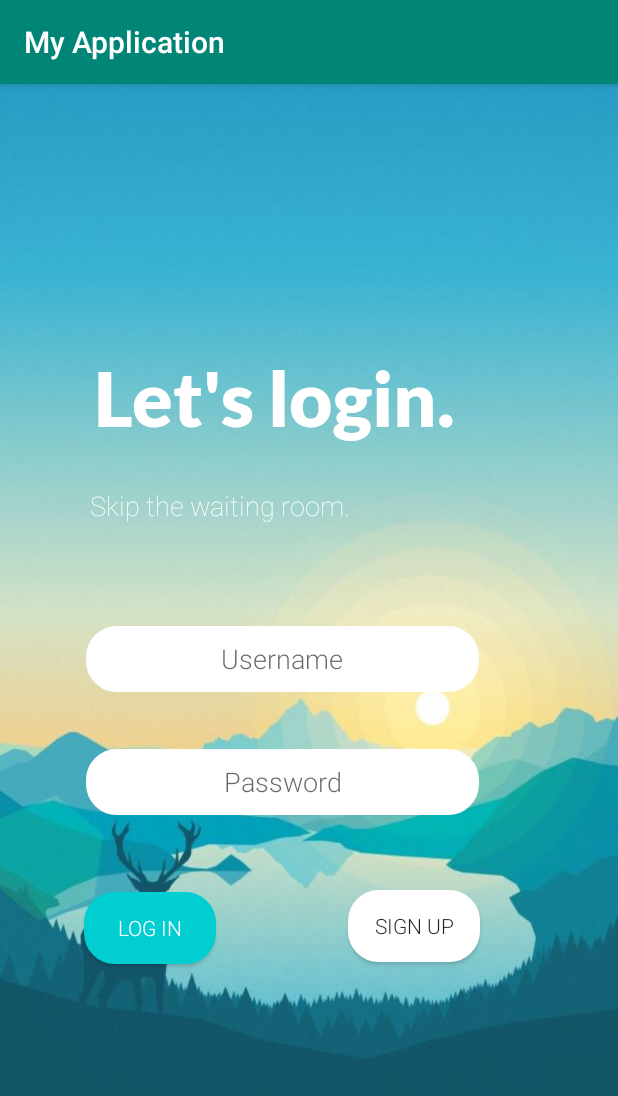
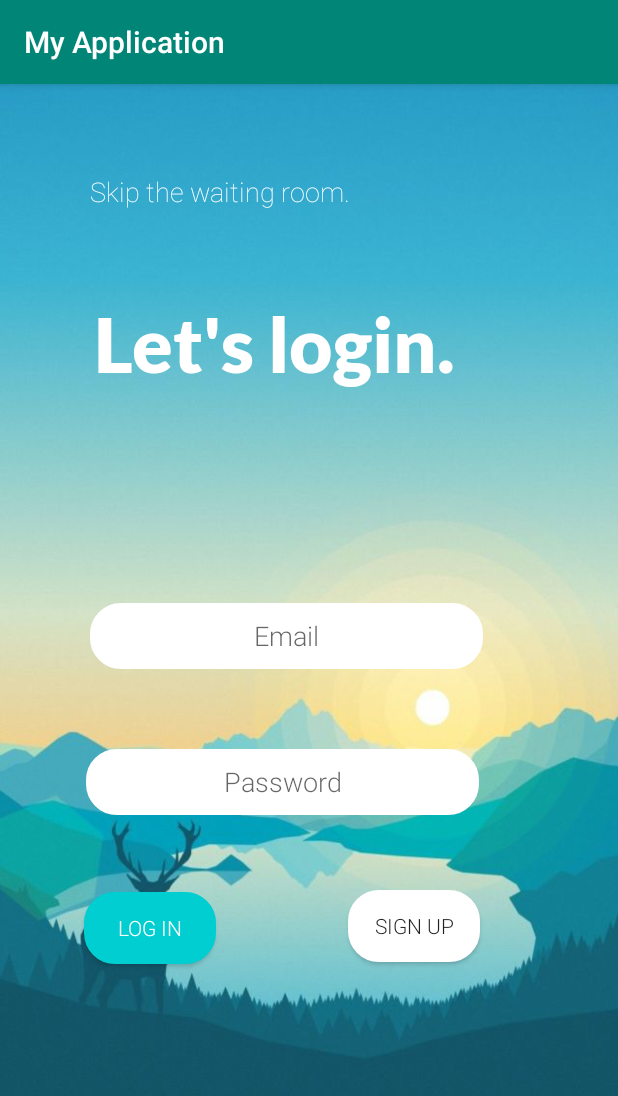
Before and after one commit to skaus37/Skip_the_Waiting_Room, an Android app: the screen it shows after launch (MainActivity), after a tap on "LOG IN", on a phone screen of 412 x 824 dp. Shown: the top 1096 px of the screen. Run offline under Robolectric (Android 15) with nearby library versions, the phone set to English and light mode, and no system bars; our stand-ins replace Firebase (no records; nobody signed in at launch, a user with empty details on screens opened directly).

Commit message:
you can now log in using an account that you made using the email and password

```diff
--- a/app/src/main/java/com/example/myapplication/MainActivity.java
+++ b/app/src/main/java/com/example/myapplication/MainActivity.java
@@ -1,5 +1,6 @@
 package com.example.myapplication;
 
+import androidx.annotation.NonNull;
 import androidx.appcompat.app.AppCompatActivity;
 import android.view.View;
 import android.os.Bundle;
@@ -7,15 +8,25 @@ import android.content.Intent;
 import android.widget.EditText;
 import android.widget.Toast;
 
+import com.google.android.gms.tasks.Task;
+import com.google.firebase.auth.AuthResult;
+import com.google.firebase.auth.FirebaseAuth;
+import com.google.firebase.auth.FirebaseUser;
+
 
 public class MainActivity extends AppCompatActivity {
 
-    private String userName, passWord;
+    private String email, passWord;
+
+    private FirebaseAuth mAuth;
 
     @Override
     protected void onCreate(Bundle savedInstanceState) {
         super.onCreate(savedInstanceState);
         setContentView(R.layout.activity_main);
+
+        // Initialize Firebase Auth
+        mAuth = FirebaseAuth.getInstance();
 
     }
 
@@ -28,13 +39,43 @@ public class MainActivity extends AppCompatActivity {
     }
 
     public void logInClick(View view){
-        EditText userText = (EditText)findViewById(R.id.username);
+        EditText emailText = (EditText)findViewById(R.id.email_Login);
         EditText passText = (EditText)findViewById(R.id.password);
-        userName = userText.getText().toString();
+        email = emailText.getText().toString();
         passWord = passText.getText().toString();
-        if (userName.matches("") || passWord.matches("")) {
+        if (email.matches("") || passWord.matches("")) {
             Toast.makeText(this, "You need to enter a username and a password", Toast.LENGTH_SHORT).show();
             return; }
+        else{
+            mAuth.signInWithEmailAndPassword(email, passWord)
+                    .addOnCompleteListener((@NonNull Task<AuthResult> task)->{
+
+
+                            if (task.isSuccessful()) {
+                                // Sign in success, update UI with the signed-in user's information
+
+                                FirebaseUser user = mAuth.getCurrentUser();
+
+                                Intent intent = new Intent (this, LogIn.class);
+                                startActivity(intent);
+
+                            } else {
+                                // If sign in fails, display a message to the user.
+
+                                Toast.makeText(this, task.getException().toString(), Toast.LENGTH_SHORT).show();
+                                return ;
+
+                            }
+
+                            // ...
+
+                    });
+
+
+        }/*
+        else{
+            Toast.makeText(this, "You need to enter a valid username and a password", Toast.LENGTH_SHORT).show();
+        }*/
 
     }
 
--- a/app/src/main/res/layout/activity_main.xml
+++ b/app/src/main/res/layout/activity_main.xml
@@ -15,12 +15,11 @@
         android:text="Skip the waiting room."
         android:textColor="#FFF"
         android:textSize="18sp"
-        app:layout_constraintBottom_toBottomOf="@id/username"
+        app:layout_constraintBottom_toTopOf="@+id/welcome2"
         app:layout_constraintHorizontal_bias="0.25"
         app:layout_constraintLeft_toLeftOf="parent"
         app:layout_constraintRight_toRightOf="parent"
-        app:layout_constraintTop_toTopOf="parent"
-        app:layout_constraintVertical_bias="0.706" />
+        app:layout_constraintTop_toTopOf="parent" />
 
     <TextView
         android:id="@+id/welcome2"
@@ -31,34 +30,11 @@
         android:textColor="#FFF"
         android:textSize="50sp"
         android:textStyle="bold"
-        app:layout_constraintBottom_toBottomOf="@id/username"
+        app:layout_constraintBottom_toTopOf="@+id/email_Login"
         app:layout_constraintHorizontal_bias="0.366"
         app:layout_constraintLeft_toLeftOf="parent"
         app:layout_constraintRight_toRightOf="parent"
-        app:layout_constraintTop_toTopOf="parent"
-        app:layout_constraintVertical_bias="0.518" />
-
-    <EditText
-        android:id="@+id/username"
-        style="@style/Widget.AppCompat.Light.AutoCompleteTextView"
-        android:layout_width="262dp"
-        android:layout_height="44dp"
-        android:background="@drawable/roundtext"
-        android:ems="10"
-        android:fontFamily="sans-serif-light"
-        android:gravity="center"
-        android:hint="Username"
-        android:inputType="textPersonName"
-        android:textColorHighlight="#00CED1"
-        android:textColorLink="#00CED1"
-        android:textCursorDrawable="@android:color/black"
-        android:visibility="visible"
-        app:layout_constraintBottom_toBottomOf="parent"
-        app:layout_constraintEnd_toEndOf="parent"
-        app:layout_constraintHorizontal_bias="0.382"
-        app:layout_constraintStart_toStartOf="parent"
-        app:layout_constraintTop_toTopOf="parent"
-        app:layout_constraintVertical_bias="0.499" />
+        app:layout_constraintTop_toTopOf="parent" />
 
     <EditText
         android:id="@+id/password"
@@ -83,7 +59,27 @@
         app:layout_constraintVertical_bias="0.612" />
 
 
-
+    <EditText
+        android:id="@+id/email_Login"
+        android:layout_width="262dp"
+        android:layout_height="44dp"
+        android:background="@drawable/roundtext"
+        android:ems="10"
+        android:fontFamily="sans-serif-light"
+        android:gravity="center"
+        android:hint="Email"
+        android:inputType="textPassword"
+        android:textColorHighlight="#00CED1"
+        android:textColorLink="#00ced1"
+        android:textCursorDrawable="@android:color/black"
+        app:layout_constraintBottom_toBottomOf="parent"
+        app:layout_constraintEnd_toEndOf="parent"
+        app:layout_constraintHorizontal_bias="0.402"
+        app:layout_constraintLeft_toLeftOf="parent"
+        app:layout_constraintRight_toRightOf="parent"
+        app:layout_constraintStart_toStartOf="parent"
+        app:layout_constraintTop_toTopOf="parent"
+        app:layout_constraintVertical_bias="0.478" />
 
     <Button
         android:id="@+id/createAccount"
```
